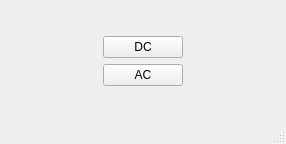
Trefoil-Lab/flash-v2, file gui/ui/LauncherMainWindow.ui: the form before one commit.
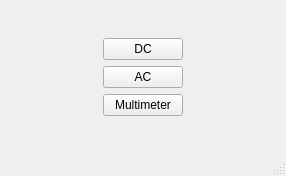
The form after the commit.

Commit message: complete multimeter

The edit to the form file:
```diff
--- a/gui/ui/LauncherMainWindow.ui
+++ b/gui/ui/LauncherMainWindow.ui
@@ -7,7 +7,7 @@
     <x>0</x>
     <y>0</y>
     <width>286</width>
-    <height>144</height>
+    <height>176</height>
    </rect>
   </property>
   <property name="windowTitle">
@@ -75,6 +75,13 @@
         </property>
        </widget>
       </item>
+      <item>
+       <widget class="QPushButton" name="MultimeterPushButton">
+        <property name="text">
+         <string>Multimeter</string>
+        </property>
+       </widget>
+      </item>
       <item>
        <spacer name="verticalSpacer_2">
         <property name="orientation">
```
The commit also changes 14 other files.
